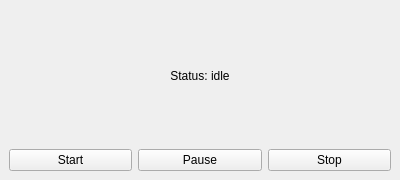
Qt form src/brick_gui/brick_gui/ui/main_window.ui (danish-silva/BrickPickNPlace-RS2) before a commit.
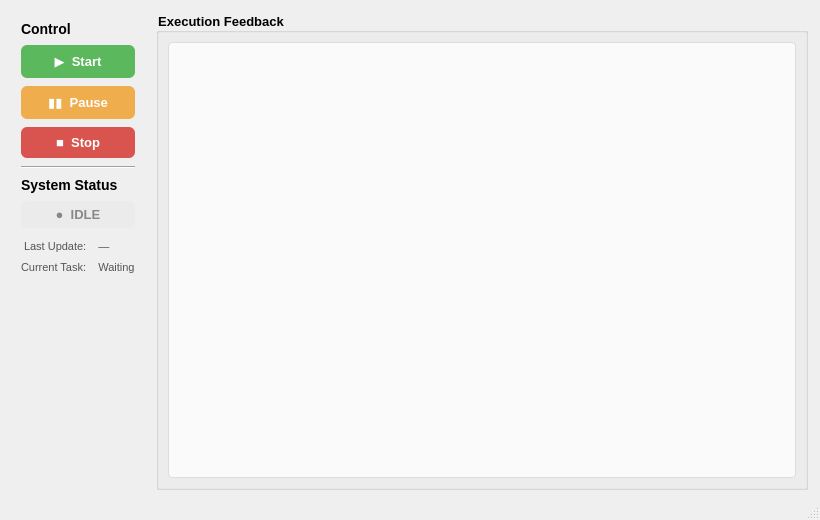
The same form after that commit.

Commit message: Pre-Integration Interaction & Execution Framework

What changed in the file:
```diff
--- a/src/brick_gui/brick_gui/ui/main_window.ui
+++ b/src/brick_gui/brick_gui/ui/main_window.ui
@@ -15,55 +15,185 @@
  <class>MainWindow</class>
  <widget class="QMainWindow" name="MainWindow">
   <property name="geometry">
-   <rect>
-    <x>0</x>
-    <y>0</y>
-    <width>400</width>
-    <height>180</height>
-   </rect>
+   <rect><x>0</x><y>0</y><width>820</width><height>520</height></rect>
   </property>
   <property name="windowTitle">
    <string>LeBrick n' Place</string>
   </property>
   <widget class="QWidget" name="centralwidget">
-   <layout class="QVBoxLayout" name="verticalLayout">
+   <layout class="QHBoxLayout" name="mainLayout">
+    <property name="spacing"><number>12</number></property>
+    <property name="leftMargin"><number>12</number></property>
+    <property name="topMargin"><number>12</number></property>
+    <property name="rightMargin"><number>12</number></property>
+    <property name="bottomMargin"><number>8</number></property>
+
+    <!-- ==================== LEFT PANEL ==================== -->
     <item>
-     <widget class="QLabel" name="statusLabel">
-      <property name="text">
-       <string>Status: idle</string>
-      </property>
-      <property name="alignment">
-       <set>Qt::AlignCenter</set>
-      </property>
+     <widget class="QWidget" name="leftPanel">
+      <property name="minimumWidth"><number>220</number></property>
+      <property name="maximumWidth"><number>270</number></property>
+      <layout class="QVBoxLayout" name="leftLayout">
+       <property name="spacing"><number>8</number></property>
+
+       <!-- Control section header -->
+       <item>
+        <widget class="QLabel" name="controlHeaderLabel">
+         <property name="text"><string>Control</string></property>
+         <property name="styleSheet">
+          <string>font-size: 14px; font-weight: bold;</string>
+         </property>
+        </widget>
+       </item>
+
+       <!-- Start button -->
+       <item>
+        <widget class="QPushButton" name="startButton">
+         <property name="text"><string>&#9654;  Start</string></property>
+         <property name="minimumHeight"><number>52</number></property>
+         <property name="styleSheet">
+          <string>QPushButton {
+  background-color: #5cb85c; color: white;
+  font-size: 13px; font-weight: bold;
+  padding: 8px; border-radius: 6px; border: none;
+}
+QPushButton:hover    { background-color: #4cae4c; }
+QPushButton:pressed  { background-color: #3d8b3d; }</string>
+         </property>
+        </widget>
+       </item>
+
+       <!-- Pause button -->
+       <item>
+        <widget class="QPushButton" name="pauseButton">
+         <property name="text"><string>&#9646;&#9646;  Pause</string></property>
+         <property name="minimumHeight"><number>52</number></property>
+         <property name="styleSheet">
+          <string>QPushButton {
+  background-color: #f0ad4e; color: white;
+  font-size: 13px; font-weight: bold;
+  padding: 8px; border-radius: 6px; border: none;
+}
+QPushButton:hover    { background-color: #ec971f; }
+QPushButton:pressed  { background-color: #d58512; }</string>
+         </property>
+        </widget>
+       </item>
+
+       <!-- Stop button -->
+       <item>
+        <widget class="QPushButton" name="stopButton">
+         <property name="text"><string>&#9632;  Stop</string></property>
+         <property name="minimumHeight"><number>52</number></property>
+         <property name="styleSheet">
+          <string>QPushButton {
+  background-color: #d9534f; color: white;
+  font-size: 13px; font-weight: bold;
+  padding: 8px; border-radius: 6px; border: none;
+}
+QPushButton:hover    { background-color: #c9302c; }
+QPushButton:pressed  { background-color: #ac2925; }</string>
+         </property>
+        </widget>
+       </item>
+
+       <!-- Divider -->
+       <item>
+        <widget class="QFrame" name="separator">
+         <property name="frameShape"><enum>QFrame::HLine</enum></property>
+         <property name="frameShadow"><enum>QFrame::Sunken</enum></property>
+        </widget>
+       </item>
+
+       <!-- System Status section header -->
+       <item>
+        <widget class="QLabel" name="statusHeaderLabel">
+         <property name="text"><string>System Status</string></property>
+         <property name="styleSheet">
+          <string>font-size: 14px; font-weight: bold;</string>
+         </property>
+        </widget>
+       </item>
+
+       <!-- State badge -->
+       <item>
+        <widget class="QLabel" name="statusLabel">
+         <property name="text"><string>&#9679;  IDLE</string></property>
+         <property name="alignment"><set>Qt::AlignCenter</set></property>
+         <property name="minimumHeight"><number>36</number></property>
+         <property name="styleSheet">
+          <string>font-size: 13px; font-weight: bold;
+color: #888; background: #ebebeb;
+padding: 6px; border-radius: 6px;</string>
+         </property>
+        </widget>
+       </item>
+
+       <!-- Last update time -->
+       <item>
+        <widget class="QLabel" name="lastUpdateLabel">
+         <property name="text"><string>Last Update:    —</string></property>
+         <property name="styleSheet">
+          <string>color: #555; font-size: 11px; padding-top: 4px;</string>
+         </property>
+        </widget>
+       </item>
+
+       <!-- Current task -->
+       <item>
+        <widget class="QLabel" name="currentTaskLabel">
+         <property name="text"><string>Current Task:    Waiting</string></property>
+         <property name="styleSheet">
+          <string>color: #555; font-size: 11px;</string>
+         </property>
+        </widget>
+       </item>
+
+       <!-- Push widgets to top -->
+       <item>
+        <spacer name="leftSpacer">
+         <property name="orientation"><enum>Qt::Vertical</enum></property>
+         <property name="sizeHint" stdset="0">
+          <size><width>20</width><height>40</height></size>
+         </property>
+        </spacer>
+       </item>
+
+      </layout>
      </widget>
     </item>
+
+    <!-- ==================== RIGHT PANEL ==================== -->
     <item>
-     <layout class="QHBoxLayout" name="horizontalLayout">
-      <item>
-       <widget class="QPushButton" name="startButton">
-        <property name="text">
-         <string>Start</string>
-        </property>
-       </widget>
-      </item>
-      <item>
-       <widget class="QPushButton" name="pauseButton">
-        <property name="text">
-         <string>Pause</string>
-        </property>
-       </widget>
-      </item>
-      <item>
-       <widget class="QPushButton" name="stopButton">
-        <property name="text">
-         <string>Stop</string>
-        </property>
-       </widget>
-      </item>
-     </layout>
+     <widget class="QGroupBox" name="feedbackGroup">
+      <property name="title"><string>Execution Feedback</string></property>
+      <property name="styleSheet">
+       <string>QGroupBox { font-size: 13px; font-weight: bold; }</string>
+      </property>
+      <layout class="QVBoxLayout" name="feedbackLayout">
+       <item>
+        <widget class="QTextEdit" name="logTextEdit">
+         <property name="readOnly"><bool>true</bool></property>
+         <property name="styleSheet">
+          <string>font-family: monospace; font-size: 11px;
+background: #fafafa; border: 1px solid #ddd; border-radius: 4px;</string>
+         </property>
+        </widget>
+       </item>
+      </layout>
+     </widget>
     </item>
+
    </layout>
   </widget>
+
+  <!-- Status bar -->
+  <widget class="QStatusBar" name="statusBar">
+   <property name="styleSheet">
+    <string>font-size: 11px; color: #555;</string>
+   </property>
+  </widget>
+
  </widget>
  <resources/>
  <connections/>
```
Left out of the diff: 19 changed lines with no effect on the pictures. The commit also changes 5 other files.
